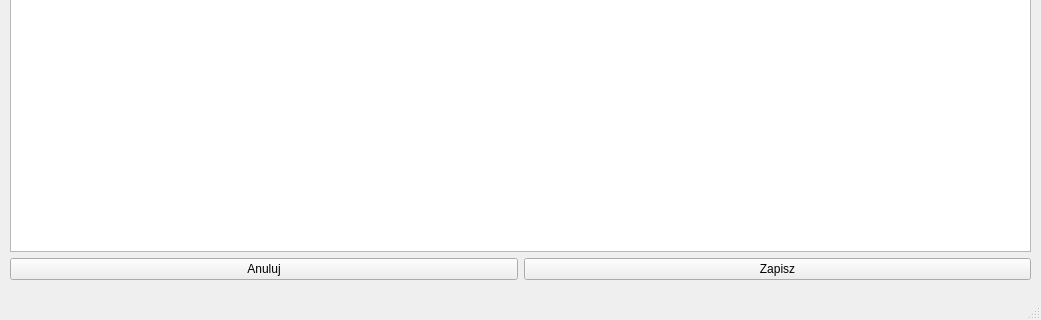
The window that interfejs_nr1.ui (angelm1974/przyklady) describes before a commit, drawn with Qt 5; both pictures show x 0 to 1041 and y 340 to 660 of the 1041 by 660 pixel window.
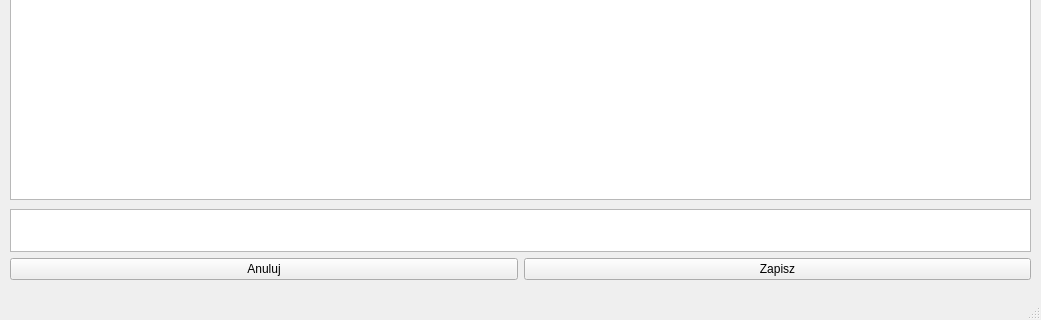
The same window after the commit.

What changed in the file:
```diff
--- a/interfejs_nr1.ui
+++ b/interfejs_nr1.ui
@@ -18,9 +18,9 @@
     <property name="geometry">
      <rect>
       <x>10</x>
-      <y>10</y>
+      <y>530</y>
       <width>1021</width>
-      <height>591</height>
+      <height>71</height>
      </rect>
     </property>
     <layout class="QVBoxLayout" name="verticalLayout">
@@ -50,6 +50,16 @@
      </item>
     </layout>
    </widget>
+   <widget class="QTableView" name="tableView">
+    <property name="geometry">
+     <rect>
+      <x>10</x>
+      <y>10</y>
+      <width>1021</width>
+      <height>511</height>
+     </rect>
+    </property>
+   </widget>
   </widget>
   <widget class="QMenuBar" name="menubar">
    <property name="geometry">
```
Left out of the diff: 2 changed lines with no effect on the pictures.
